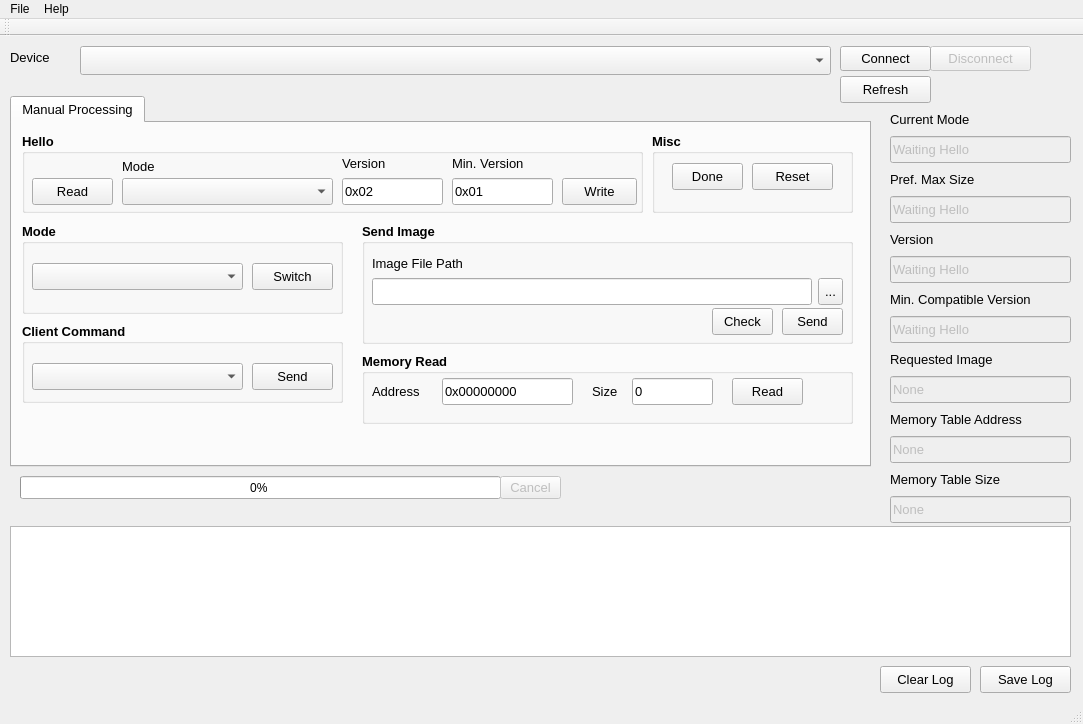
This is resources/ui/sahara_window.ui in ghassani/openpst as Qt 5 draws it before an edit. The edited form follows.
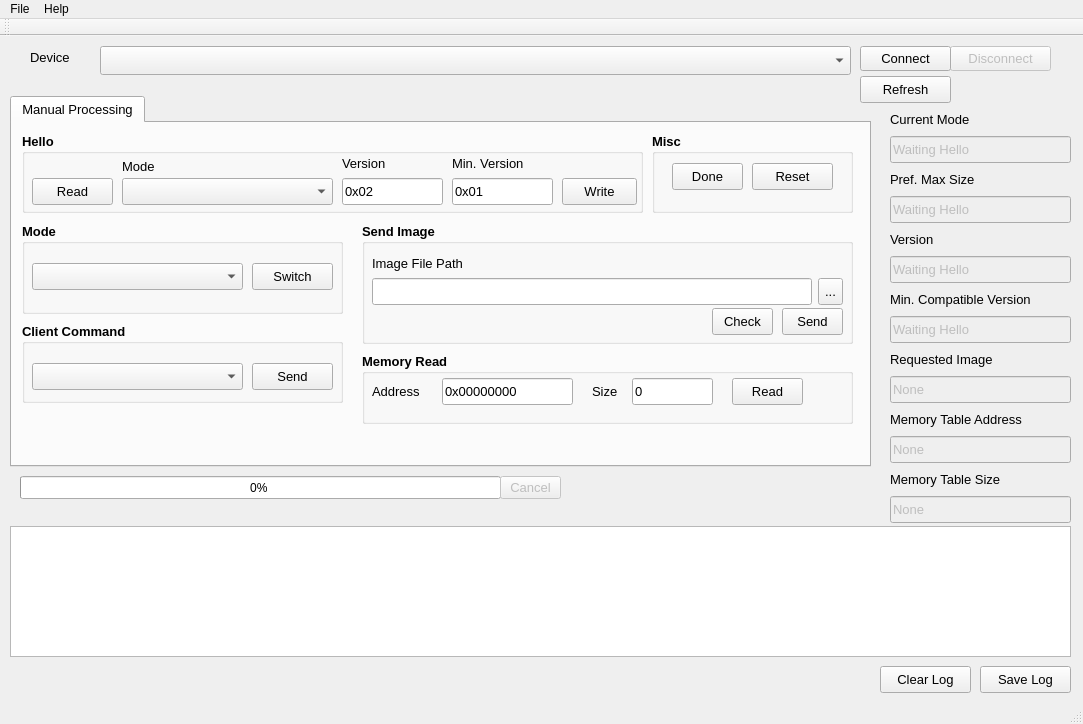
This is the edited form.

What changed in the file:
```diff
--- a/resources/ui/sahara_window.ui
+++ b/resources/ui/sahara_window.ui
@@ -32,42 +32,6 @@
    <string>Sahara - OpenPST</string>
   </property>
   <widget class="QWidget" name="centralWidget">
-   <widget class="QComboBox" name="portList">
-    <property name="geometry">
-     <rect>
-      <x>80</x>
-      <y>10</y>
-      <width>751</width>
-      <height>29</height>
-     </rect>
-    </property>
-    <property name="font">
-     <font>
-      <pointsize>10</pointsize>
-     </font>
-    </property>
-    <property name="editable">
-     <bool>false</bool>
-    </property>
-   </widget>
-   <widget class="QLabel" name="portListLabel">
-    <property name="geometry">
-     <rect>
-      <x>10</x>
-      <y>6</y>
-      <width>64</width>
-      <height>31</height>
-     </rect>
-    </property>
-    <property name="font">
-     <font>
-      <pointsize>10</pointsize>
-     </font>
-    </property>
-    <property name="text">
-     <string>Device</string>
-    </property>
-   </widget>
    <widget class="QPlainTextEdit" name="log">
     <property name="geometry">
      <rect>
@@ -101,45 +65,6 @@
      <string>Save Log</string>
     </property>
    </widget>
-   <widget class="QPushButton" name="portRefreshButton">
-    <property name="geometry">
-     <rect>
-      <x>840</x>
-      <y>40</y>
-      <width>91</width>
-      <height>27</height>
-     </rect>
-    </property>
-    <property name="font">
-     <font>
-      <pointsize>10</pointsize>
-     </font>
-    </property>
-    <property name="text">
-     <string>Refresh</string>
-    </property>
-   </widget>
-   <widget class="QPushButton" name="portDisconnectButton">
-    <property name="enabled">
-     <bool>false</bool>
-    </property>
-    <property name="geometry">
-     <rect>
-      <x>930</x>
-      <y>10</y>
-      <width>101</width>
-      <height>25</height>
-     </rect>
-    </property>
-    <property name="font">
-     <font>
-      <pointsize>10</pointsize>
-     </font>
-    </property>
-    <property name="text">
-     <string>Disconnect</string>
-    </property>
-   </widget>
    <widget class="QTabWidget" name="mainTabSet">
     <property name="enabled">
      <bool>true</bool>
@@ -773,24 +698,6 @@
      <string>Clear Log</string>
     </property>
    </widget>
-   <widget class="QPushButton" name="portConnectButton">
-    <property name="geometry">
-     <rect>
-      <x>840</x>
-      <y>10</y>
-      <width>91</width>
-      <height>25</height>
-     </rect>
-    </property>
-    <property name="font">
-     <font>
-      <pointsize>10</pointsize>
-     </font>
-    </property>
-    <property name="text">
-     <string>Connect</string>
-    </property>
-   </widget>
    <widget class="QLineEdit" name="deviceStatePreferredMaxSizeValue">
     <property name="enabled">
      <bool>false</bool>
@@ -1133,6 +1040,132 @@
      <string>Cancel</string>
     </property>
    </widget>
+   <widget class="QWidget" name="deviceContainer" native="true">
+    <property name="geometry">
+     <rect>
+      <x>10</x>
+      <y>0</y>
+      <width>1061</width>
+      <height>80</height>
+     </rect>
+    </property>
+    <widget class="QPushButton" name="portDisconnectButton">
+     <property name="enabled">
+      <bool>false</bool>
+     </property>
+     <property name="geometry">
+      <rect>
+       <x>940</x>
+       <y>10</y>
+       <width>101</width>
+       <height>25</height>
+      </rect>
+     </property>
+     <property name="font">
+      <font>
+       <pointsize>10</pointsize>
+      </font>
+     </property>
+     <property name="text">
+      <string>Disconnect</string>
+     </property>
+    </widget>
+    <widget class="QPushButton" name="portRefreshButton">
+     <property name="geometry">
+      <rect>
+       <x>850</x>
+       <y>40</y>
+       <width>91</width>
+       <height>27</height>
+      </rect>
+     </property>
+     <property name="font">
+      <font>
+       <pointsize>10</pointsize>
+      </font>
+     </property>
+     <property name="text">
+      <string>Refresh</string>
+     </property>
+    </widget>
+    <widget class="QPushButton" name="portConnectButton">
+     <property name="geometry">
+      <rect>
+       <x>850</x>
+       <y>10</y>
+       <width>91</width>
+       <height>25</height>
+      </rect>
+     </property>
+     <property name="font">
+      <font>
+       <pointsize>10</pointsize>
+      </font>
+     </property>
+     <property name="text">
+      <string>Connect</string>
+     </property>
+    </widget>
+    <widget class="QComboBox" name="portList">
+     <property name="geometry">
+      <rect>
+       <x>90</x>
+       <y>10</y>
+       <width>751</width>
+       <height>29</height>
+      </rect>
+     </property>
+     <property name="font">
+      <font>
+       <pointsize>10</pointsize>
+      </font>
+     </property>
+     <property name="editable">
+      <bool>false</bool>
+     </property>
+    </widget>
+    <widget class="QLabel" name="portListLabel">
+     <property name="geometry">
+      <rect>
+       <x>20</x>
+       <y>6</y>
+       <width>64</width>
+       <height>31</height>
+      </rect>
+     </property>
+     <property name="font">
+      <font>
+       <pointsize>10</pointsize>
+      </font>
+     </property>
+     <property name="text">
+      <string>Device</string>
+     </property>
+    </widget>
+   </widget>
+   <zorder>deviceContainer</zorder>
+   <zorder>log</zorder>
+   <zorder>saveLogButton</zorder>
+   <zorder>mainTabSet</zorder>
+   <zorder>clearLogButton</zorder>
+   <zorder>deviceStatePreferredMaxSizeValue</zorder>
+   <zorder>deviceStateModeLabel</zorder>
+   <zorder>deviceStatePreferredMaxSizeLabel</zorder>
+   <zorder>deviceStateModeValue</zorder>
+   <zorder>deviceStateMinVersionValue</zorder>
+   <zorder>deviceStateMinVersionLabel</zorder>
+   <zorder>deviceStateVersionLabel</zorder>
+   <zorder>deviceStateVersionValue</zorder>
+   <zorder>requestedImageLabel</zorder>
+   <zorder>deviceStateRequestedImageValue</zorder>
+   <zorder>memoryTableAddressLabel</zorder>
+   <zorder>memoryTableAddressValue</zorder>
+   <zorder>memoryTableSizeLabel</zorder>
+   <zorder>memoryTableSizeValue</zorder>
+   <zorder>progressBarTextLabel</zorder>
+   <zorder>progressBar</zorder>
+   <zorder>progressBarTextLabel2</zorder>
+   <zorder>cancelOperationButton</zorder>
   </widget>
   <widget class="QMenuBar" name="menuBar">
    <property name="geometry">
```
